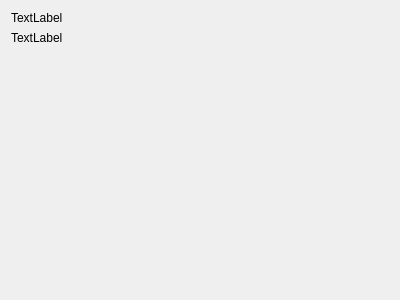
Old version of the form Horloge_Analogique/paramheure.ui in the repository liberflos/HorlogeAnalogique.
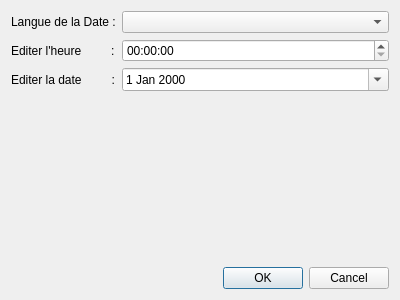
New version of the form.

Patch:
```diff
--- a/Horloge_Analogique/paramheure.ui
+++ b/Horloge_Analogique/paramheure.ui
@@ -19,22 +19,79 @@
   <layout class="QVBoxLayout" name="verticalLayout">
    <item>
     <layout class="QFormLayout" name="formLayout">
+     <property name="sizeConstraint">
+      <enum>QLayout::SetDefaultConstraint</enum>
+     </property>
+     <property name="fieldGrowthPolicy">
+      <enum>QFormLayout::AllNonFixedFieldsGrow</enum>
+     </property>
+     <property name="rowWrapPolicy">
+      <enum>QFormLayout::DontWrapRows</enum>
+     </property>
+     <property name="labelAlignment">
+      <set>Qt::AlignLeading|Qt::AlignLeft|Qt::AlignVCenter</set>
+     </property>
+     <property name="formAlignment">
+      <set>Qt::AlignHCenter|Qt::AlignTop</set>
+     </property>
      <item row="0" column="0">
-      <widget class="QLabel" name="label">
-       <property name="text">
-        <string>TextLabel</string>
-       </property>
-      </widget>
-     </item>
-     <item row="1" column="0">
       <widget class="QLabel" name="label_2">
        <property name="text">
-        <string>TextLabel</string>
+        <string>Langue de la Date :</string>
+       </property>
+      </widget>
+     </item>
+     <item row="0" column="1">
+      <widget class="QComboBox" name="comboBox">
+       <property name="modelColumn">
+        <number>0</number>
+       </property>
+      </widget>
+     </item>
+     <item row="1" column="0">
+      <widget class="QLabel" name="label_3">
+       <property name="text">
+        <string>Editer l'heure         :</string>
+       </property>
+      </widget>
+     </item>
+     <item row="1" column="1">
+      <widget class="QTimeEdit" name="timeEdit">
+       <property name="displayFormat">
+        <string>HH:mm:ss</string>
+       </property>
+      </widget>
+     </item>
+     <item row="2" column="0">
+      <widget class="QLabel" name="label_4">
+       <property name="text">
+        <string>Editer la date         :</string>
+       </property>
+      </widget>
+     </item>
+     <item row="2" column="1">
+      <widget class="QDateEdit" name="dateEdit">
+       <property name="maximumDate">
+        <date>
+         <year>7999</year>
+         <month>12</month>
+         <day>31</day>
+        </date>
+       </property>
+       <property name="calendarPopup">
+        <bool>true</bool>
        </property>
       </widget>
      </item>
     </layout>
    </item>
+   <item>
+    <widget class="QDialogButtonBox" name="buttonBox">
+     <property name="standardButtons">
+      <set>QDialogButtonBox::Cancel|QDialogButtonBox::Ok</set>
+     </property>
+    </widget>
+   </item>
   </layout>
  </widget>
  <resources/>
```
